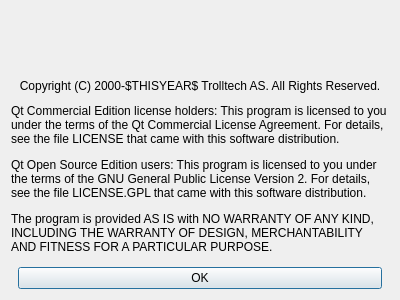
This is tools/linguist/linguist/about.ui in arnt/qt-history2 as Qt 5 draws it before an edit. The edited form follows.
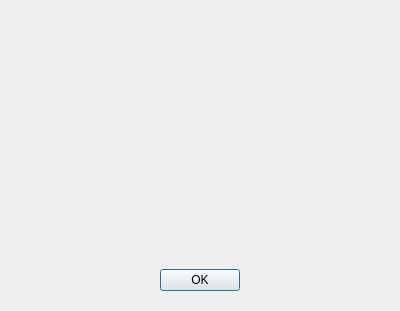
This is the edited form.

```diff
--- a/tools/linguist/linguist/about.ui
+++ b/tools/linguist/linguist/about.ui
@@ -21,7 +21,7 @@
     <x>0</x>
     <y>0</y>
     <width>400</width>
-    <height>300</height>
+    <height>311</height>
    </rect>
   </property>
   <property name="objectName" >
@@ -42,8 +42,8 @@
    </property>
    <item>
     <widget class="QLabel" name="PixmapLabel1" >
-     <property name="alignment" >
-      <enum>Qt::AlignCenter</enum>
+     <property name="frameShape" >
+      <enum>QFrame::NoFrame</enum>
      </property>
      <property name="frameShadow" >
       <enum>QFrame::Plain</enum>
@@ -51,83 +51,26 @@
      <property name="scaledContents" >
       <bool>false</bool>
      </property>
-     <property name="geometry" >
-      <rect>
-       <x>11</x>
-       <y>11</y>
-       <width>0</width>
-       <height>14</height>
-      </rect>
-     </property>
-     <property name="frameShape" >
-      <enum>QFrame::NoFrame</enum>
-     </property>
-     <property name="objectName" >
-      <string notr="true" >PixmapLabel1</string>
+     <property name="alignment" >
+      <set>Qt::AlignCenter</set>
      </property>
     </widget>
    </item>
    <item>
     <widget class="QLabel" name="versionLabel" >
      <property name="alignment" >
-      <enum>Qt::AlignCenter</enum>
-     </property>
-     <property name="geometry" >
-      <rect>
-       <x>11</x>
-       <y>30</y>
-       <width>378</width>
-       <height>14</height>
-      </rect>
-     </property>
-     <property name="objectName" >
-      <string notr="true" >versionLabel</string>
+      <set>Qt::AlignCenter</set>
      </property>
     </widget>
    </item>
    <item>
-    <widget class="QLabel" name="TextLabel1_2" >
-     <property name="alignment" >
-      <enum>Qt::AlignCenter</enum>
-     </property>
-     <property name="wordWrap" >
-      <bool>false</bool>
-     </property>
-     <property name="geometry" >
-      <rect>
-       <x>11</x>
-       <y>49</y>
-       <width>378</width>
-       <height>13</height>
-      </rect>
-     </property>
-     <property name="objectName" >
-      <string notr="true" >TextLabel1_2</string>
-     </property>
+    <widget class="QLabel" name="infoText" >
      <property name="text" >
-      <string>Copyright (C) 2000-$THISYEAR$ Trolltech AS. All Rights Reserved.</string>
+      <string/>
      </property>
-    </widget>
-   </item>
-   <item>
-    <widget class="QLabel" name="TextLabel1_3" >
      <property name="wordWrap" >
       <bool>true</bool>
      </property>
-     <property name="geometry" >
-      <rect>
-       <x>11</x>
-       <y>67</y>
-       <width>378</width>
-       <height>188</height>
-      </rect>
-     </property>
-     <property name="objectName" >
-      <string notr="true" >TextLabel1_3</string>
-     </property>
-     <property name="text" >
-      <string>&lt;p>Qt Commercial Edition license holders: This program is licensed to you under the terms of the Qt Commercial License Agreement. For details, see the file LICENSE that came with this software distribution.&lt;/p>&lt;p>&lt;/p>&lt;p>Qt Open Source Edition users: This program is licensed to you under the terms of the GNU General Public License Version 2. For details, see the file LICENSE.GPL that came with this software distribution.&lt;/p>&lt;p>The program is provided AS IS with NO WARRANTY OF ANY KIND, INCLUDING THE WARRANTY OF DESIGN, MERCHANTABILITY AND FITNESS FOR A PARTICULAR PURPOSE.&lt;/p></string>
-     </property>
     </widget>
    </item>
    <item>
@@ -135,16 +78,11 @@
      <property name="orientation" >
       <enum>Qt::Vertical</enum>
      </property>
-     <property name="geometry" >
-      <rect>
-       <x>11</x>
-       <y>260</y>
-       <width>378</width>
-       <height>0</height>
-      </rect>
-     </property>
-     <property name="objectName" >
-      <string notr="true" />
+     <property name="sizeHint" >
+      <size>
+       <width>20</width>
+       <height>40</height>
+      </size>
      </property>
     </spacer>
    </item>
@@ -164,38 +102,16 @@
        <property name="orientation" >
         <enum>Qt::Horizontal</enum>
        </property>
-       <property name="geometry" >
-        <rect>
-         <x>0</x>
-         <y>0</y>
-         <width>142</width>
-         <height>25</height>
-        </rect>
-       </property>
-       <property name="objectName" >
-        <string notr="true" />
+       <property name="sizeHint" >
+        <size>
+         <width>20</width>
+         <height>40</height>
+        </size>
        </property>
       </spacer>
      </item>
      <item>
       <widget class="QPushButton" name="PushButton1" >
-       <property name="default" >
-        <bool>true</bool>
-       </property>
-       <property name="autoDefault" >
-        <bool>true</bool>
-       </property>
-       <property name="geometry" >
-        <rect>
-         <x>148</x>
-         <y>0</y>
-         <width>82</width>
-         <height>25</height>
-        </rect>
-       </property>
-       <property name="objectName" >
-        <string notr="true" >PushButton1</string>
-       </property>
        <property name="text" >
         <string>OK</string>
        </property>
@@ -206,16 +122,11 @@
        <property name="orientation" >
         <enum>Qt::Horizontal</enum>
        </property>
-       <property name="geometry" >
-        <rect>
-         <x>236</x>
-         <y>0</y>
-         <width>142</width>
-         <height>25</height>
-        </rect>
-       </property>
-       <property name="objectName" >
-        <string notr="true" />
+       <property name="sizeHint" >
+        <size>
+         <width>20</width>
+         <height>40</height>
+        </size>
        </property>
       </spacer>
      </item>
```
Left out of the diff: 44 changed lines with no effect on the pictures.
